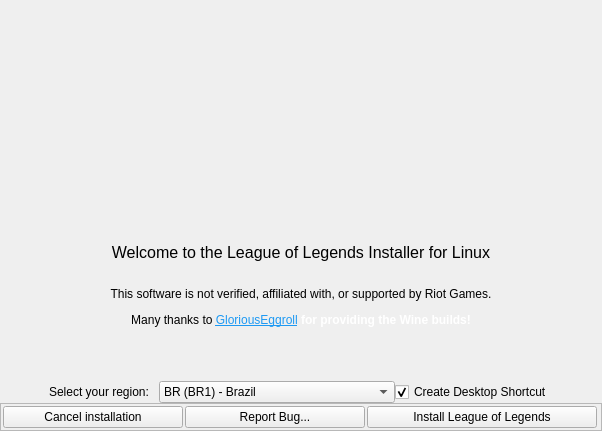
polkaulfield/lol-for-linux-installer, file python_src/ui/installer.ui: the form before one commit.
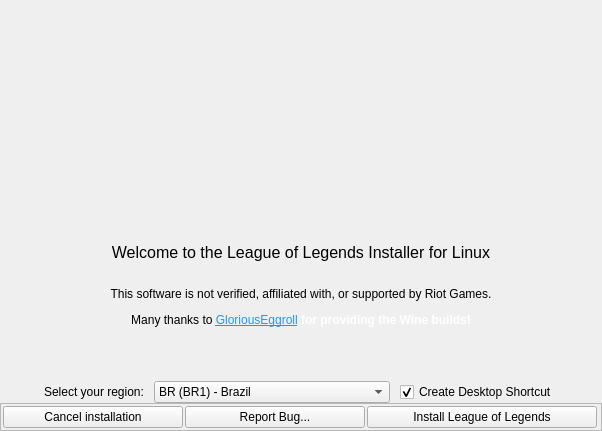
The form after the commit. Icons and pictures are not drawn.

Commit message: [UI] Increase spacing

Patch:
```diff
--- a/python_src/ui/installer.ui
+++ b/python_src/ui/installer.ui
@@ -406,6 +406,22 @@
                </item>
               </widget>
              </item>
+             <item>
+              <spacer name="horizontalSpacer_4">
+               <property name="orientation">
+                <enum>Qt::Horizontal</enum>
+               </property>
+               <property name="sizeType">
+                <enum>QSizePolicy::Fixed</enum>
+               </property>
+               <property name="sizeHint" stdset="0">
+                <size>
+                 <width>10</width>
+                 <height>20</height>
+                </size>
+               </property>
+              </spacer>
+             </item>
              <item>
               <widget class="QCheckBox" name="checkShortcut">
                <property name="text">
```
